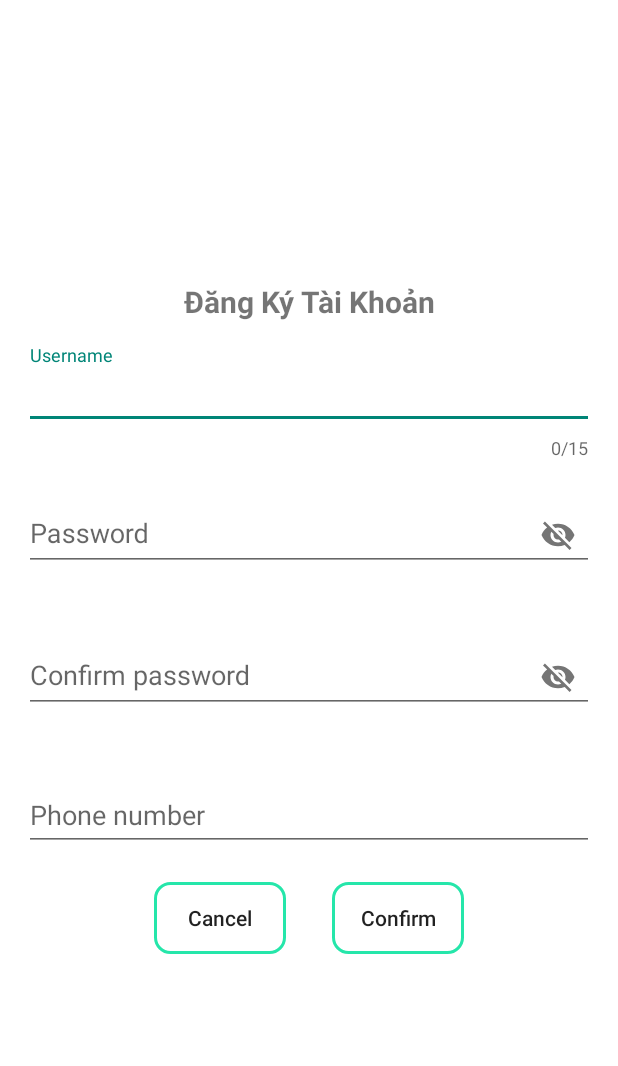
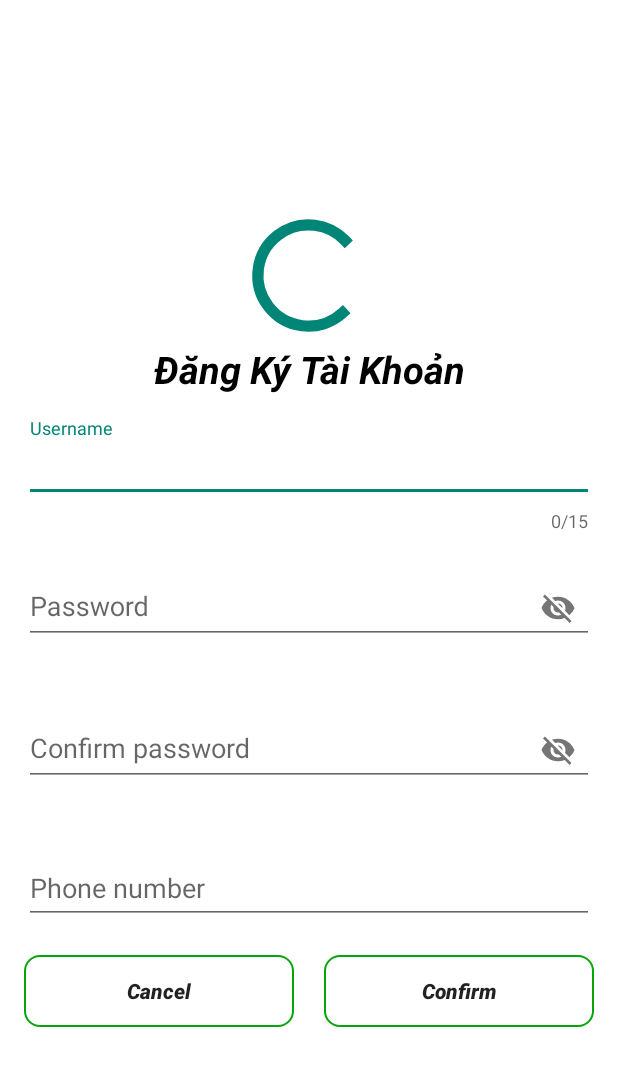
Before and after one commit to 90-TinhMercedes/HIT_Android, an Android app: the layout dialog_dangky.xml on its own in the app's theme, with its tools: preview values and no code run, on a phone screen of 412 x 824 dp. Shown: the top 1066 px of the screen. Run offline under Robolectric (Android 15) with nearby library versions, the phone set to English and light mode, and no system bars.

Commit message:
Android Update

```diff
--- a/Homework/Day 04/League of Legends Shop/app/src/main/res/drawable/button_custom.xml
+++ b/Homework/Day 04/League of Legends Shop/app/src/main/res/drawable/button_custom.xml
@@ -1,6 +1,6 @@
 <?xml version="1.0" encoding="utf-8"?>
 <shape xmlns:android="http://schemas.android.com/apk/res/android"
     android:shape="rectangle">
-    <solid android:color="#20FD8F"/>
-    <corners android:radius="15dp"/>
+    <gradient android:startColor="#66B12E" android:endColor="#FB9A00" android:type="linear"/>
+    <corners android:radius="10dp"/>
 </shape>
--- a/Homework/Day 04/League of Legends Shop/app/src/main/res/drawable/button_dang_ky.xml
+++ b/Homework/Day 04/League of Legends Shop/app/src/main/res/drawable/button_dang_ky.xml
@@ -1,7 +1,7 @@
 <?xml version="1.0" encoding="utf-8"?>
 <shape xmlns:android="http://schemas.android.com/apk/res/android"
     android:shape="rectangle">
-    <stroke android:color="#25E6AA" android:width="2dp"/>
+    <stroke android:color="#05A50B" android:width="1dp"/>
     <corners android:radius="10dp"/>
 
 
--- a/Homework/Day 04/League of Legends Shop/app/src/main/res/drawable/custom_background_dangky.xml
+++ b/Homework/Day 04/League of Legends Shop/app/src/main/res/drawable/edittext_dang_nhap.xml
@@ -1,6 +1,6 @@
 <?xml version="1.0" encoding="utf-8"?>
 <shape xmlns:android="http://schemas.android.com/apk/res/android">
-    <solid android:color="@color/material_on_primary_emphasis_high_type"/>
+    <solid android:color="@color/material_on_primary_disabled"/>
     <corners android:radius="10dp"/>
 
 
--- a/Homework/Day 04/League of Legends Shop/app/src/main/res/layout/dialog_dangky.xml
+++ b/Homework/Day 04/League of Legends Shop/app/src/main/res/layout/dialog_dangky.xml
@@ -3,18 +3,28 @@
     xmlns:app="http://schemas.android.com/apk/res-auto"
     android:layout_width="match_parent"
     android:layout_height="match_parent"
+    android:background="@color/white"
+    android:gravity="center"
     android:orientation="vertical"
-    android:padding="16dp"
-    android:gravity="center"
-    android:background="@color/white">
+    android:padding="16dp">
+
+    <ProgressBar
+        android:id="@+id/prgbCreateAccount"
+        style="?android:attr/progressBarStyle"
+        android:layout_width="90dp"
+        android:layout_height="90dp"
+        android:layout_centerInParent="true"
+        android:layout_gravity="center" />
+
 
     <TextView
         android:layout_width="match_parent"
         android:layout_height="wrap_content"
         android:gravity="center"
         android:text="Đăng Ký Tài Khoản"
-        android:textSize="20sp"
-        android:textStyle="bold" />
+        android:textColor="#000"
+        android:textSize="25sp"
+        android:textStyle="bold|italic" />
 
     <com.google.android.material.textfield.TextInputLayout
         android:id="@+id/textInputUsername"
@@ -70,35 +80,41 @@
         app:errorEnabled="true">
 
         <EditText
-            android:inputType="number"
             android:id="@+id/edtPhoneNumber"
             android:layout_width="match_parent"
             android:layout_height="wrap_content"
-            android:hint="Phone number" />
+            android:hint="Phone number"
+            android:inputType="number" />
     </com.google.android.material.textfield.TextInputLayout>
 
     <LinearLayout
         android:layout_width="match_parent"
         android:layout_height="wrap_content"
         android:gravity="center"
-        android:orientation="horizontal">
+        android:orientation="horizontal"
+        android:weightSum="2">
 
         <Button
-            android:background="@drawable/button_dang_ky"
             android:id="@+id/btnCancel"
             android:layout_width="wrap_content"
             android:layout_height="wrap_content"
-            android:layout_marginRight="15dp"
+            android:layout_marginRight="10dp"
+            android:layout_weight="1"
+            android:background="@drawable/button_dang_ky"
             android:text="Cancel"
-            android:textAllCaps="false" />
+            android:textAllCaps="false"
+            android:textStyle="bold|italic" />
 
         <Button
-            android:background="@drawable/button_dang_ky"
             android:id="@+id/btnConfirm"
             android:layout_width="wrap_content"
             android:layout_height="wrap_content"
-            android:layout_marginLeft="15dp"
+            android:layout_marginLeft="10dp"
+            android:layout_weight="1"
+            android:background="@drawable/button_dang_ky"
             android:text="Confirm"
-            android:textAllCaps="false" />
+            android:textAllCaps="false"
+            android:textStyle="bold|italic" />
     </LinearLayout>
+
 </LinearLayout>
--- /dev/null
+++ b/Homework/Day 04/League of Legends Shop/app/src/main/res/layout/league_of_legends_items.xml
@@ -0,0 +1,6 @@
+<?xml version="1.0" encoding="utf-8"?>
+<androidx.constraintlayout.widget.ConstraintLayout
+    xmlns:android="http://schemas.android.com/apk/res/android" android:layout_width="match_parent"
+    android:layout_height="match_parent">
+
+</androidx.constraintlayout.widget.ConstraintLayout>
```
Also changed, not shown: Homework/Day 04/League of Legends Shop/app/src/main/java/com/example/leagueoflegendsshop/MainActivity.java (+43 -28 lines), Homework/Day 04/League of Legends Shop/app/src/main/res/layout/activity_main.xml (+84 -19 lines).
